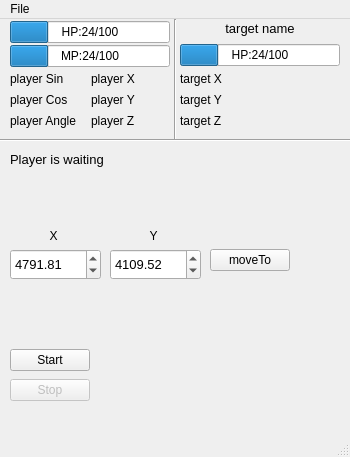
First picture: the form in autoage.ui, repository Unknown0156/Autoage, before the edit.
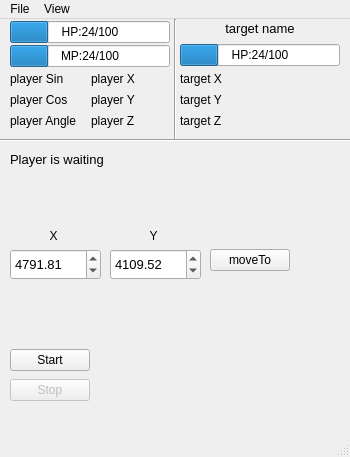
Second picture: the form after the edit.

```diff
--- a/autoage.ui
+++ b/autoage.ui
@@ -434,7 +434,15 @@
     </property>
     <addaction name="quit"/>
    </widget>
+   <widget class="QMenu" name="menuView">
+    <property name="title">
+     <string>View</string>
+    </property>
+    <addaction name="radar"/>
+    <addaction name="mobslist"/>
+   </widget>
    <addaction name="menuFile"/>
+   <addaction name="menuView"/>
   </widget>
   <widget class="QStatusBar" name="statusbar"/>
   <action name="quit">
```
Left out of the diff: 16 changed lines with no effect on the pictures.
